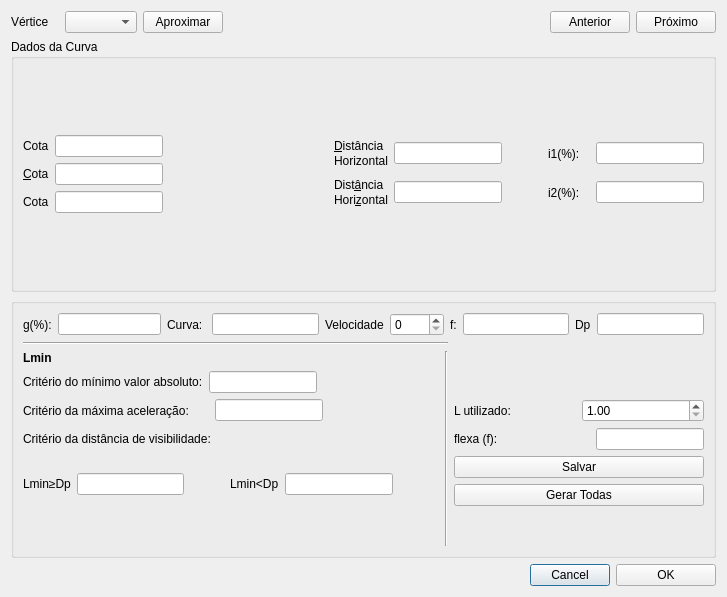
matheusfillipe/Topografia, file app/view/ui/Topo_dialog-cv.ui: the form before one commit.
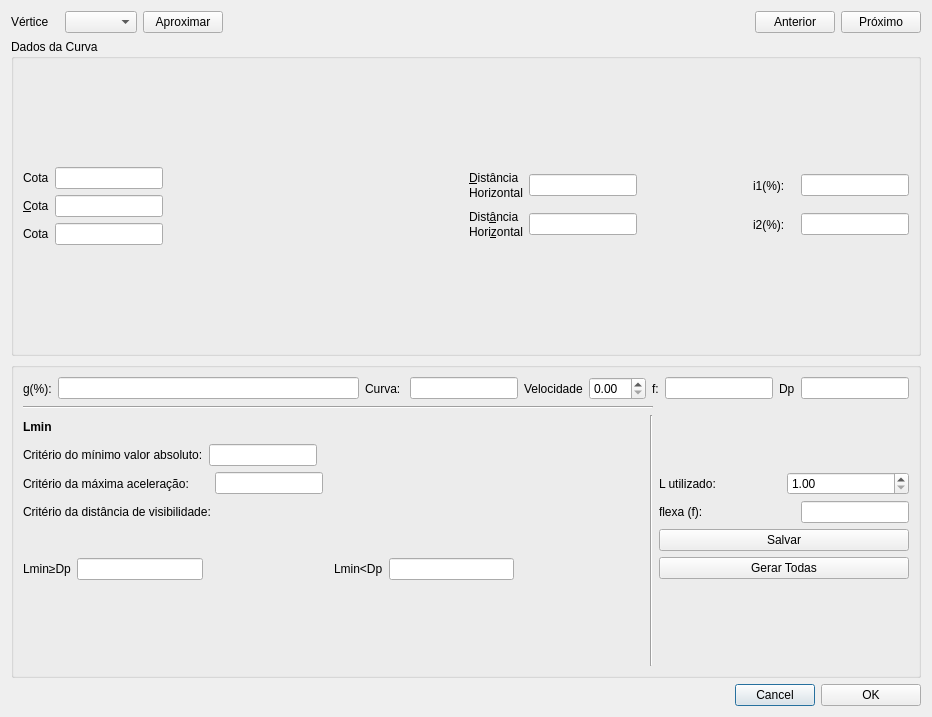
The form after the commit.

Commit message: Accept right button on polylineroi

What changed in the file:
```diff
--- a/app/view/ui/Topo_dialog-cv.ui
+++ b/app/view/ui/Topo_dialog-cv.ui
@@ -6,8 +6,8 @@
    <rect>
     <x>0</x>
     <y>0</y>
-    <width>727</width>
-    <height>597</height>
+    <width>932</width>
+    <height>717</height>
    </rect>
   </property>
   <property name="windowTitle">
@@ -455,22 +455,10 @@
                </widget>
               </item>
               <item>
-               <widget class="QSpinBox" name="velproj">
+               <widget class="QDoubleSpinBox" name="velproj">
                 <property name="toolTip">
                  <string>Velocidade de projeto</string>
                 </property>
-                <property name="minimum">
-                 <number>0</number>
-                </property>
-                <property name="maximum">
-                 <number>1000</number>
-                </property>
-                <property name="singleStep">
-                 <number>10</number>
-                </property>
-                <property name="value">
-                 <number>0</number>
-                </property>
                </widget>
               </item>
              </layout>
```
The commit also changes 3 other files.
